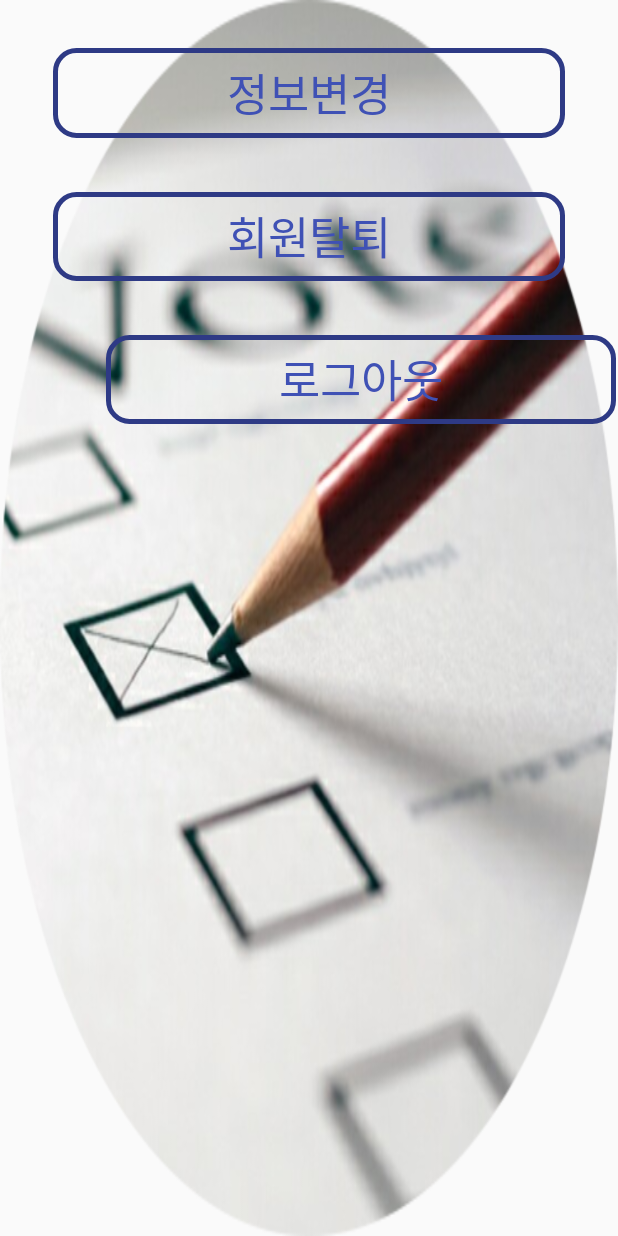
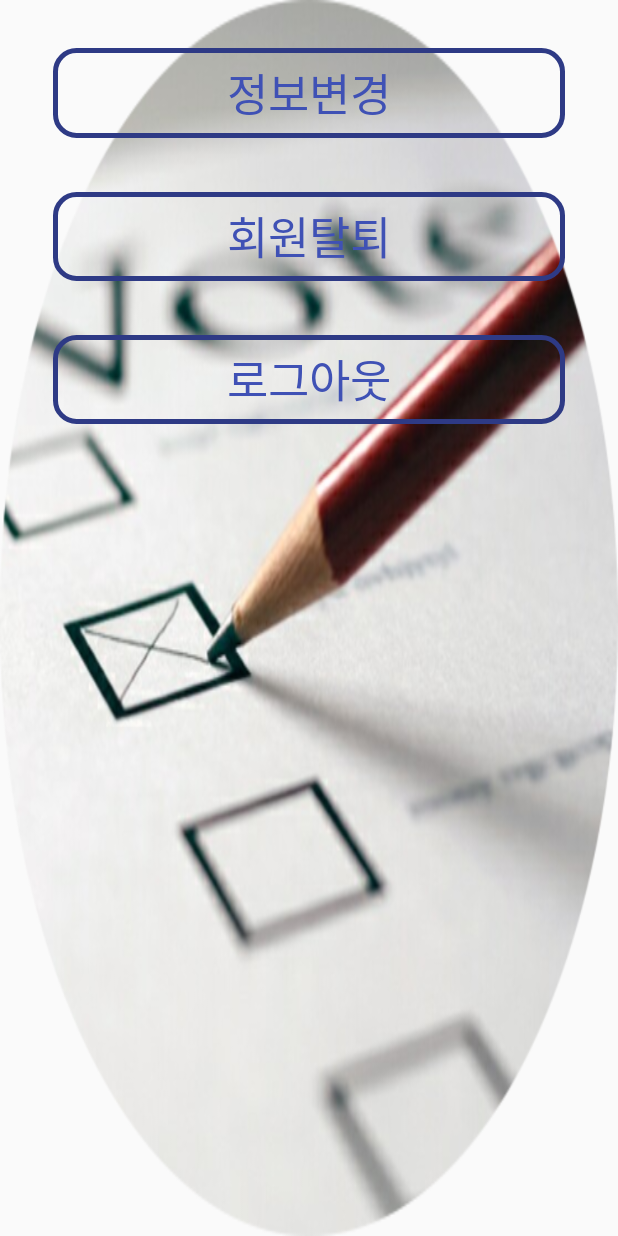
Before and after one commit to ghdrlgus96/BoteSystem, an Android app: the fragment ThirdFragment shown on its own in the app's theme, on a phone screen of 412 x 824 dp. Run offline under Robolectric (Android 15) with nearby library versions, the phone set to English and light mode, and no system bars; network calls fail.

Commit message:
환경설정 버그 수정

```diff
--- a/app/src/main/res/layout/app_bar_admin.xml
+++ b/app/src/main/res/layout/app_bar_admin.xml
@@ -21,6 +21,6 @@
 
     </android.support.design.widget.AppBarLayout>
 
-    <include layout="@layout/content_admin"/>
+    <include layout="@layout/content_admin" android:layout_width="match_parent"/>
 
 </android.support.design.widget.CoordinatorLayout>
--- a/app/src/main/res/layout/content_admin.xml
+++ b/app/src/main/res/layout/content_admin.xml
@@ -21,6 +21,8 @@
               android:gravity="center"
               android:textSize="40dp"
               android:text="당신의 소중한 결정\n블록체인 투표로\n행사하세요"
-              tools:layout_editor_absoluteX="48dp"
-              tools:layout_editor_absoluteY="466dp"/>
+              android:layout_marginTop="8dp" app:layout_constraintTop_toBottomOf="@+id/imageView4"
+              android:layout_marginBottom="8dp" app:layout_constraintBottom_toBottomOf="parent"
+              android:layout_marginStart="8dp" app:layout_constraintStart_toStartOf="parent"
+              android:layout_marginEnd="8dp" app:layout_constraintEnd_toEndOf="parent"/>
 </android.support.constraint.ConstraintLayout>
--- a/app/src/main/res/layout/user_setting.xml
+++ b/app/src/main/res/layout/user_setting.xml
@@ -4,7 +4,9 @@
                                              xmlns:tools="http://schemas.android.com/tools"
                                              android:layout_width="match_parent"
                                              android:layout_height="match_parent"
-                                             android:background="@drawable/pagebackground">
+                                             android:visibility="visible"
+                                             android:background="@drawable/pagebackground"
+>
 
     <Button
             android:id="@+id/button_user_setting_change"
@@ -31,20 +33,27 @@
 
             android:layout_marginTop="36dp"
             app:layout_constraintTop_toBottomOf="@+id/button_user_setting_change"
-            android:layout_marginEnd="35dp"
             android:layout_marginStart="35dp"
-            app:layout_constraintStart_toStartOf="@+id/button_user_setting_change"/>
+            app:layout_constraintStart_toStartOf="parent" app:layout_constraintEnd_toEndOf="parent"
+            android:layout_marginEnd="35dp"/>
     <Button
             android:id="@+id/button_user_setting_logout"
             android:text="로그아웃"
             android:textColor="#3F51B5"
             android:textSize="30sp"
-            android:layout_width="340dp"
+            android:layout_width="match_parent"
             android:layout_height="59dp"
             android:background="@drawable/button_shape"
 
             android:layout_marginTop="36dp"
             app:layout_constraintTop_toBottomOf="@+id/button_user_setting_elimination"
-            app:layout_constraintStart_toStartOf="@+id/button_user_setting_elimination"/>
+            app:layout_constraintStart_toStartOf="parent" android:layout_marginStart="35dp"
+            android:layout_marginEnd="35dp" app:layout_constraintEnd_toEndOf="parent"/>
+    <ListView
+            android:layout_width="395dp"
+            android:layout_height="432dp" android:layout_marginTop="8dp"
+            app:layout_constraintTop_toBottomOf="@+id/button_user_setting_logout" android:layout_marginBottom="8dp"
+            app:layout_constraintBottom_toBottomOf="parent" app:layout_constraintStart_toStartOf="parent"
+            android:layout_marginStart="8dp" app:layout_constraintEnd_toEndOf="parent" android:layout_marginEnd="8dp"/>
 
 </android.support.constraint.ConstraintLayout>
```
Also changed, not shown: app/src/main/java/embedded/block/vote/AdminActivity.kt (+14 -0 lines).
